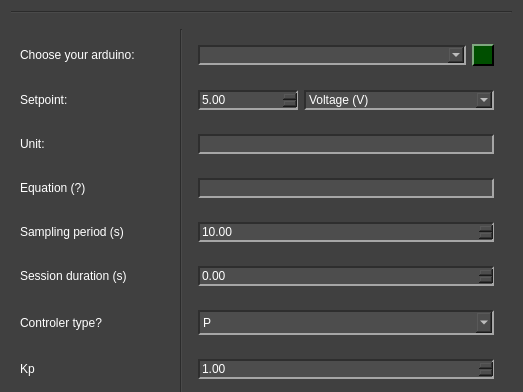
This is pydaq/uis/PyDAQ_pid_control_arduino_widget.ui in CayoRw/pydaq as Qt 5 draws it before an edit; both pictures show x 0 to 523 and y 0 to 392 of the 523 by 796 pixel window. The edited form follows.
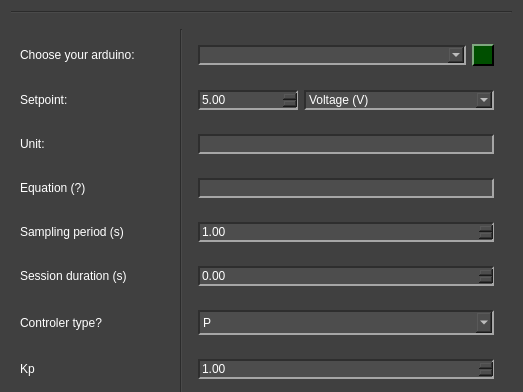
This is the edited form. Icons and pictures are not drawn.

```diff
--- a/pydaq/uis/PyDAQ_pid_control_arduino_widget.ui
+++ b/pydaq/uis/PyDAQ_pid_control_arduino_widget.ui
@@ -688,7 +688,7 @@
             <double>9999999.000000000000000</double>
            </property>
            <property name="value">
-            <double>10.000000000000000</double>
+            <double>1.000000000000000</double>
            </property>
           </widget>
          </item>
```
Left out of the diff: 3 changed lines with no effect on the pictures.
